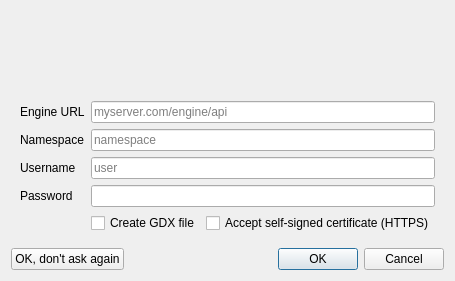
Qt form src/engine/enginestartdialog.ui (GAMS-dev/studio) before a commit.
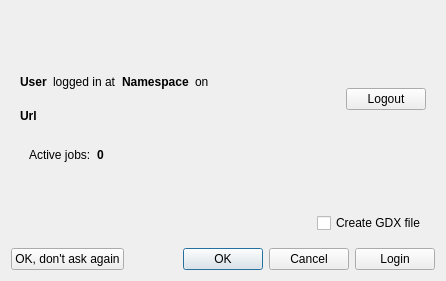
The same form after that commit. The open tabs and pages were chosen to show the change. Icons and pictures are not drawn.

Commit message: split dialog into login part and submit part, and implemented logical handshake and user guidance

What changed in the file:
```diff
--- a/src/engine/enginestartdialog.ui
+++ b/src/engine/enginestartdialog.ui
@@ -22,8 +22,15 @@
   <property name="windowTitle">
    <string>Submit Job</string>
   </property>
-  <layout class="QVBoxLayout" name="verticalLayout" stretch="1,0,0,1">
-   <item>
+  <layout class="QGridLayout" name="gridLayout_3">
+   <item row="1" column="0">
+    <widget class="QLabel" name="laWarn">
+     <property name="text">
+      <string/>
+     </property>
+    </widget>
+   </item>
+   <item row="0" column="0">
     <widget class="QWidget" name="widget_2" native="true">
      <property name="minimumSize">
       <size>
@@ -104,23 +111,20 @@
      </layout>
     </widget>
    </item>
-   <item>
-    <widget class="QLabel" name="laWarn">
-     <property name="text">
-      <string/>
+   <item row="2" column="0">
+    <widget class="QStackedWidget" name="stackedWidget">
+     <property name="currentIndex">
+      <number>0</number>
      </property>
-    </widget>
-   </item>
-   <item>
-    <widget class="QWidget" name="widget" native="true">
-     <layout class="QGridLayout" name="gridLayout" columnstretch="0,1,1">
+     <widget class="QWidget" name="pageLogin">
+      <layout class="QGridLayout" name="gridLayout" columnstretch="0,0">
       <property name="topMargin">
        <number>0</number>
       </property>
-      <item row="1" column="0">
-       <widget class="QLabel" name="laNamespace">
-        <property name="text">
-         <string>Namespace</string>
+       <item row="2" column="1">
+        <widget class="QLineEdit" name="edUser">
+         <property name="placeholderText">
+          <string>user</string>
         </property>
        </widget>
       </item>
@@ -131,13 +135,13 @@
         </property>
        </widget>
       </item>
-      <item row="4" column="1">
-       <widget class="QCheckBox" name="cbForceGdx">
+       <item row="0" column="1">
+        <widget class="QLineEdit" name="edUrl">
         <property name="toolTip">
-         <string>Creates the GDX file even if the command line parameter is missing</string>
-        </property>
-        <property name="text">
-         <string>Create GDX file</string>
+          <string/>
+         </property>
+         <property name="placeholderText">
+          <string>myserver.com/engine/api</string>
         </property>
        </widget>
       </item>
@@ -148,55 +152,224 @@
         </property>
        </widget>
       </item>
-      <item row="2" column="0">
-       <widget class="QLabel" name="laUser">
-        <property name="text">
-         <string>Username</string>
-        </property>
-       </widget>
-      </item>
-      <item row="4" column="2">
-       <widget class="QCheckBox" name="cbAcceptCert">
-        <property name="text">
-         <string>Accept self-signed certificate (HTTPS)</string>
-        </property>
-       </widget>
-      </item>
-      <item row="3" column="1" colspan="2">
+       <item row="3" column="1">
        <widget class="QLineEdit" name="edPassword">
         <property name="echoMode">
          <enum>QLineEdit::Password</enum>
         </property>
        </widget>
       </item>
-      <item row="2" column="1" colspan="2">
-       <widget class="QLineEdit" name="edUser">
-        <property name="placeholderText">
-         <string>user</string>
+       <item row="2" column="0">
+        <widget class="QLabel" name="laUser">
+         <property name="text">
+          <string>Username</string>
         </property>
        </widget>
       </item>
-      <item row="1" column="1" colspan="2">
+       <item row="1" column="1">
        <widget class="QLineEdit" name="edNamespace">
         <property name="placeholderText">
          <string>namespace</string>
         </property>
        </widget>
       </item>
-      <item row="0" column="1" colspan="2">
-       <widget class="QLineEdit" name="edUrl">
+       <item row="1" column="0">
+        <widget class="QLabel" name="laNamespace">
+         <property name="text">
+          <string>Namespace</string>
+         </property>
+        </widget>
+       </item>
+       <item row="4" column="1">
+        <widget class="QCheckBox" name="cbAcceptCert">
+         <property name="text">
+          <string>Accept self-signed certificate (HTTPS)</string>
+         </property>
+        </widget>
+       </item>
+       <item row="5" column="1">
+        <spacer name="verticalSpacer">
+         <property name="orientation">
+          <enum>Qt::Vertical</enum>
+         </property>
+         <property name="sizeHint" stdset="0">
+          <size>
+           <width>20</width>
+           <height>40</height>
+          </size>
+         </property>
+        </spacer>
+       </item>
+      </layout>
+     </widget>
+     <widget class="QWidget" name="pageSubmit">
+      <layout class="QGridLayout" name="gridLayout_2" rowstretch="0,0,0,0,0">
+       <property name="leftMargin">
+        <number>9</number>
+       </property>
+       <property name="topMargin">
+        <number>0</number>
+       </property>
+       <property name="rightMargin">
+        <number>9</number>
+       </property>
+       <property name="bottomMargin">
+        <number>9</number>
+       </property>
+       <item row="4" column="0">
+        <spacer name="horizontalSpacer_2">
+         <property name="orientation">
+          <enum>Qt::Horizontal</enum>
+         </property>
+         <property name="sizeHint" stdset="0">
+          <size>
+           <width>40</width>
+           <height>20</height>
+          </size>
+         </property>
+        </spacer>
+       </item>
+       <item row="4" column="1">
+        <widget class="QCheckBox" name="cbForceGdx">
         <property name="toolTip">
-         <string/>
-        </property>
-        <property name="placeholderText">
-         <string>myserver.com/engine/api</string>
+          <string>Creates the GDX file even if the command line parameter is missing</string>
+         </property>
+         <property name="text">
+          <string>Create GDX file</string>
         </property>
        </widget>
       </item>
+       <item row="0" column="0" colspan="2">
+        <widget class="QWidget" name="widget_5" native="true">
+         <layout class="QGridLayout" name="gridLayout_4">
+          <property name="leftMargin">
+           <number>0</number>
+          </property>
+          <property name="topMargin">
+           <number>0</number>
+          </property>
+          <property name="rightMargin">
+           <number>0</number>
+          </property>
+          <property name="bottomMargin">
+           <number>0</number>
+          </property>
+          <property name="verticalSpacing">
+           <number>0</number>
+          </property>
+          <item row="0" column="2">
+           <widget class="QLabel" name="nNamespace">
+            <property name="font">
+             <font>
+              <weight>75</weight>
+              <bold>true</bold>
+             </font>
+            </property>
+            <property name="text">
+             <string>Namespace</string>
+            </property>
+           </widget>
+          </item>
+          <item row="0" column="3">
+           <widget class="QLabel" name="nText2">
+            <property name="text">
+             <string>on</string>
+            </property>
+           </widget>
+          </item>
+          <item row="0" column="1">
+           <widget class="QLabel" name="nText1">
+            <property name="text">
+             <string>logged in at</string>
+            </property>
+           </widget>
+          </item>
+          <item row="0" column="0">
+           <widget class="QLabel" name="nUser">
+            <property name="font">
+             <font>
+              <weight>75</weight>
+              <bold>true</bold>
+             </font>
+            </property>
+            <property name="text">
+             <string>User</string>
+            </property>
+           </widget>
+          </item>
+          <item row="0" column="4">
+           <spacer name="horizontalSpacer">
+            <property name="orientation">
+             <enum>Qt::Horizontal</enum>
+            </property>
+            <property name="sizeHint" stdset="0">
+             <size>
+              <width>40</width>
+              <height>20</height>
+             </size>
+            </property>
+           </spacer>
+          </item>
+          <item row="0" column="5" rowspan="2">
+           <widget class="QPushButton" name="bLogout">
+            <property name="text">
+             <string>Logout</string>
+            </property>
+           </widget>
+          </item>
+          <item row="1" column="0" colspan="5">
+           <widget class="QLabel" name="nUrl">
+            <property name="sizePolicy">
+             <sizepolicy hsizetype="MinimumExpanding" vsizetype="Preferred">
+              <horstretch>0</horstretch>
+              <verstretch>0</verstretch>
+             </sizepolicy>
+            </property>
+            <property name="font">
+             <font>
+              <weight>75</weight>
+              <bold>true</bold>
+             </font>
+            </property>
+            <property name="text">
+             <string>Url</string>
+            </property>
+           </widget>
+          </item>
      </layout>
     </widget>
    </item>
-   <item>
+       <item row="1" column="0" colspan="2">
+        <widget class="QWidget" name="widget" native="true">
+         <layout class="QFormLayout" name="formLayout">
+          <item row="0" column="0">
+           <widget class="QLabel" name="nText3">
+            <property name="text">
+             <string>Active jobs:</string>
+            </property>
+           </widget>
+          </item>
+          <item row="0" column="1">
+           <widget class="QLabel" name="nJobCount">
+            <property name="font">
+             <font>
+              <weight>75</weight>
+              <bold>true</bold>
+             </font>
+            </property>
+            <property name="text">
+             <string>0</string>
+            </property>
+           </widget>
+          </item>
+         </layout>
+        </widget>
+       </item>
+      </layout>
+     </widget>
+    </widget>
+   </item>
+   <item row="3" column="0">
     <widget class="QWidget" name="widget_3" native="true">
      <property name="sizePolicy">
       <sizepolicy hsizetype="Preferred" vsizetype="Fixed">
@@ -227,6 +400,19 @@
         </property>
        </widget>
       </item>
+      <item>
+       <spacer name="horizontalSpacer_3">
+        <property name="orientation">
+         <enum>Qt::Horizontal</enum>
+        </property>
+        <property name="sizeHint" stdset="0">
+         <size>
+          <width>40</width>
+          <height>20</height>
+         </size>
+        </property>
+       </spacer>
+      </item>
       <item>
        <widget class="QDialogButtonBox" name="buttonBox">
         <property name="sizePolicy">
@@ -243,6 +429,13 @@
         </property>
        </widget>
       </item>
+      <item>
+       <widget class="QPushButton" name="bLogin">
+        <property name="text">
+         <string>Login</string>
+        </property>
+       </widget>
+      </item>
      </layout>
     </widget>
    </item>
```
Left out of the diff: 2 changed lines with no effect on the pictures. Lines whose indentation alone changed are shown as unchanged. The commit also changes 8 other files.
